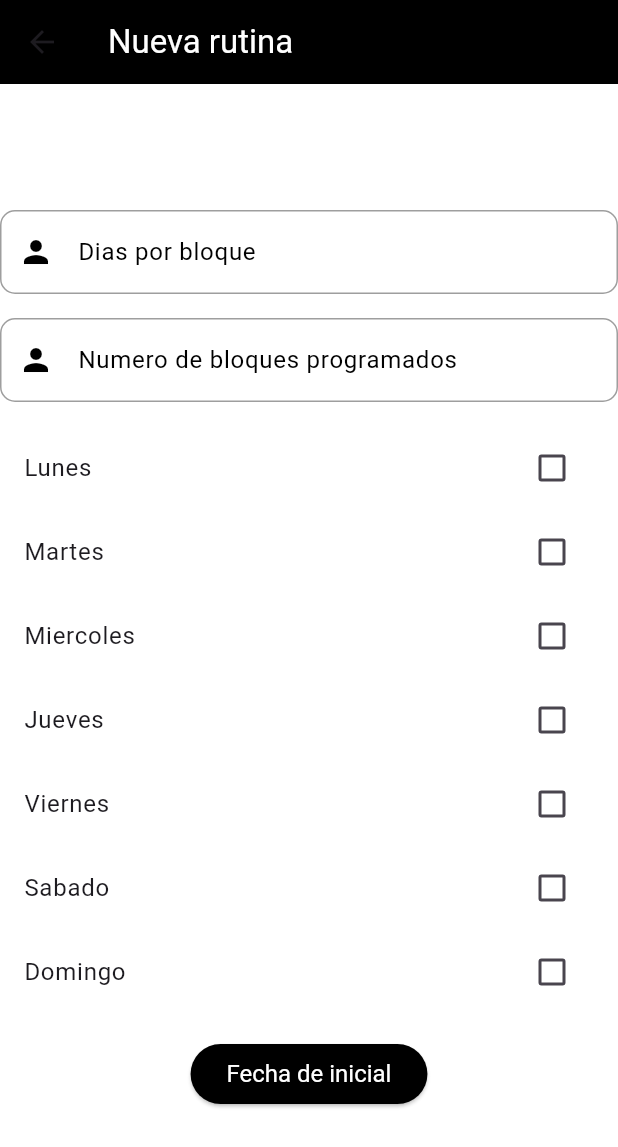
After one commit to edissonchamorroc/golden_age, a Flutter app: the CreateRoutinePage screen opened directly, on a phone screen of 412 x 824 dp. The commit adds this screen. Shown: the top 1147 px of the screen. Run offline on Flutter 3.47's test engine with Material 3 defaults, Android fonts, the phone set to English and light mode, and no system bars; our stand-ins replace firebase_auth, firebase_core, table_calendar; accounts and stored records are empty.

Commit message:
bosquejo de generar rutinas

```diff
--- /dev/null
+++ b/golden_age/lib/pages/create_routine_page.dart
@@ -0,0 +1,257 @@
+import 'package:flutter/material.dart';
+import 'package:intl/intl.dart';
+import 'package:table_calendar/table_calendar.dart';
+
+class CreateRoutinePage extends StatefulWidget {
+  const CreateRoutinePage({super.key});
+
+  @override
+  State<CreateRoutinePage> createState() => _CreateRoutinePageState();
+}
+
+class _CreateRoutinePageState extends State<CreateRoutinePage> {
+  final CalendarFormat _calendarFormat = CalendarFormat.month;
+  DateTime _data = DateTime.now();
+
+  String _dateConverter(DateTime newDate) {
+    final DateFormat formatter = DateFormat('yyyy-MM-dd');
+    final String dateFormatted = formatter.format(newDate);
+    return dateFormatted;
+  }
+
+  //funcion para mostrar el calendario
+  void _showSelectedDate() async {
+    final DateTime? newDate = await showDatePicker(
+      context: context,
+      locale: const Locale("es", "CO "),
+      initialDate: DateTime.now(),
+      firstDate: DateTime(1900, 1),
+      lastDate: DateTime.now(),
+      helpText: "Fecha de Inicio",
+      builder: (BuildContext context, Widget? child) {
+        return Theme(
+          data: ThemeData.light().copyWith(
+            primaryColor:
+                Colors.black, // Color principal (barra superior y selección)
+            colorScheme: ColorScheme.light(
+              primary: Colors.grey, // Color de los elementos seleccionados
+              onPrimary: Colors.white, // Color del texto en la barra superior
+              onSurface: Colors.black, // Color del texto de las fechas
+            ),
+            textButtonTheme: TextButtonThemeData(
+              style: TextButton.styleFrom(
+                foregroundColor: Colors
+                    .black, // Color de los botones de acción (Aceptar/Cancelar)
+              ),
+            ),
+          ),
+          child: child!,
+        );
+      },
+    );
+    if (newDate != null) {
+      setState(() {
+        _data = newDate;
+        buttonMsg = "Fecha de Inicio ${_dateConverter((_data))}";
+      });
+    }
+  }
+
+  final _bloquesProgramados = TextEditingController();
+  final _numeroDeDiasPorBloque = TextEditingController();
+
+  bool _lunes = false;
+  bool _martes = false;
+  bool _miercoles = false;
+  bool _jueves = false;
+  bool _viernes = false;
+  bool _sabado = false;
+  bool _domingo = false;
+
+  String buttonMsg = "Fecha de inicial";
+
+  @override
+  Widget build(BuildContext context) {
+    return Scaffold(
+      appBar: AppBar(
+        title: Text(
+          "Nueva rutina",
+          style: TextStyle(color: Colors.white),
+        ),
+        backgroundColor: Colors.black,
+      ),
+      body: Container(
+        color: Colors.white,
+        child: Center(
+          child: SingleChildScrollView(
+            child: Column(
+              mainAxisAlignment: MainAxisAlignment.center,
+              children: [
+                TextFormField(
+                  controller: _numeroDeDiasPorBloque,
+                  decoration: const InputDecoration(
+                    filled: true,
+                    fillColor: Colors.white,
+                    border: OutlineInputBorder(),
+                    labelText: "Dias por bloque",
+                    labelStyle: TextStyle(color: Colors.black),
+                    prefixIcon: Icon(Icons.person),
+                    prefixIconColor: Colors.black,
+                    enabledBorder: OutlineInputBorder(
+                      borderSide: BorderSide(
+                          color: Colors.grey,
+                          width: 1.0), // Borde cuando no está enfocado
+                      borderRadius: BorderRadius.all(Radius.circular(10.0)),
+                    ),
+                    focusedBorder: OutlineInputBorder(
+                      borderSide: BorderSide(
+                          color: Colors.grey,
+                          width: 2.0), // Borde cuando está enfocado
+                      borderRadius: BorderRadius.all(Radius.circular(10.0)),
+                    ),
+                  ),
+                  keyboardType: TextInputType.text,
+                ),
+                const SizedBox(
+                  height: 16.0,
+                ),
+                TextFormField(
+                  controller: _bloquesProgramados,
+                  decoration: const InputDecoration(
+                    filled: true,
+                    fillColor: Colors.white,
+                    border: OutlineInputBorder(),
+                    labelText: "Numero de bloques programados",
+                    labelStyle: TextStyle(color: Colors.black),
+                    prefixIcon: Icon(Icons.person),
+                    prefixIconColor: Colors.black,
+                    enabledBorder: OutlineInputBorder(
+                      borderSide: BorderSide(
+                          color: Colors.grey,
+                          width: 1.0), // Borde cuando no está enfocado
+                      borderRadius: BorderRadius.all(Radius.circular(10.0)),
+                    ),
+                    focusedBorder: OutlineInputBorder(
+                      borderSide: BorderSide(
+                          color: Colors.grey,
+                          width: 2.0), // Borde cuando está enfocado
+                      borderRadius: BorderRadius.all(Radius.circular(10.0)),
+                    ),
+                  ),
+                  keyboardType: TextInputType.text,
+                ),
+                const SizedBox(
+                  height: 16.0,
+                ),
+                CheckboxListTile(
+                    title: const Text("Lunes"),
+                    value: _lunes, //para extraer la información
+                    selected: _lunes, //Para cambiar el estado
+                    activeColor:
+                        Colors.black, // Color del checkbox cuando está marcado.
+                    onChanged: (bool? value) {
+                      //cuando doy click se ejecuta el setstate
+                      setState(() {
+                        _lunes =
+                            value!; //Cuando se presiona se cambia el estado de la variable
+                      });
+                    }),
+                CheckboxListTile(
+                    title: const Text("Martes"),
+                    value: _martes, //para extraer la información
+                    selected: _martes, //Para cambiar el estado
+                    activeColor:
+                        Colors.black, // Color del checkbox cuando está marcado.
+                    onChanged: (bool? value) {
+                      //cuando doy click se ejecuta el setstate
+                      setState(() {
+                        _martes =
+                            value!; //Cuando se presiona se cambia el estado de la variable
+                      });
+                    }),
+                CheckboxListTile(
+                    title: const Text("Miercoles"),
+                    value: _miercoles, //para extraer la información
+                    selected: _miercoles, //Para cambiar el estado
+                    activeColor:
+                        Colors.black, // Color del checkbox cuando está marcado.
+                    onChanged: (bool? value) {
+                      //cuando doy click se ejecuta el setstate
+                      setState(() {
+                        _miercoles =
+                            value!; //Cuando se presiona se cambia el estado de la variable
+                      });
+                    }),
+                CheckboxListTile(
+                    title: const Text("Jueves"),
+                    value: _jueves, //para extraer la información
+                    selected: _jueves, //Para cambiar el estado
+                    activeColor:
+                        Colors.black, // Color del checkbox cuando está marcado.
+                    onChanged: (bool? value) {
+                      //cuando doy click se ejecuta el setstate
+                      setState(() {
+                        _jueves =
+                            value!; //Cuando se presiona se cambia el estado de la variable
+                      });
+                    }),
+                CheckboxListTile(
+                    title: const Text("Viernes"),
+                    value: _viernes, //para extraer la información
+                    selected: _viernes, //Para cambiar el estado
+                    activeColor:
+                        Colors.black, // Color del checkbox cuando está marcado.
+                    onChanged: (bool? value) {
+                      //cuando doy click se ejecuta el setstate
+                      setState(() {
+                        _viernes =
+                            value!; //Cuando se presiona se cambia el estado de la variable
+                      });
+                    }),
+                CheckboxListTile(
+                    title: const Text("Sabado"),
+                    value: _sabado, //para extraer la información
+                    selected: _sabado, //Para cambiar el estado
+                    activeColor:
+                        Colors.black, // Color del checkbox cuando está marcado.
+                    onChanged: (bool? value) {
+                      //cuando doy click se ejecuta el setstate
+                      setState(() {
+                        _sabado =
+                            value!; //Cuando se presiona se cambia el estado de la variable
+                      });
+                    }),
+                CheckboxListTile(
+                    title: const Text("Domingo"),
+                    value: _domingo, //para extraer la información
+                    selected: _domingo, //Para cambiar el estado
+                    activeColor:
+                        Colors.black, // Color del checkbox cuando está marcado.
+                    onChanged: (bool? value) {
+                      //cuando doy click se ejecuta el setstate
+                      setState(() {
+                        _domingo =
+                            value!; //Cuando se presiona se cambia el estado de la variable
+                      });
+                    }),
+                const SizedBox(
+                  height: 16,
+                ),
+                ElevatedButton(
+                    style: TextButton.styleFrom(
+                        textStyle:
+                            const TextStyle(fontSize: 16, color: Colors.white),
+                        backgroundColor: Colors.black,
+                        foregroundColor: Colors.white),
+                    child: Text(buttonMsg),
+                    onPressed: () {
+                      _showSelectedDate();
+                    }),
+              ],
+            ),
+          ),
+        ),
+      ),
+    );
+  }
+}
--- a/golden_age/lib/pages/login_pages.dart
+++ b/golden_age/lib/pages/login_pages.dart
@@ -1,6 +1,5 @@
 import 'package:flutter/material.dart';
 import 'package:golden_age/pages/register_page.dart';
-import 'package:golden_age/pages/splash_page.dart';
 import 'package:golden_age/pages/navigation_bar_page.dart';
 import 'package:golden_age/repository/firebase_api.dart';
 
@@ -25,6 +24,11 @@ class _LoginPageState extends State<LoginPage> {
   }
 
   Future<void> _onLoginButtonClicked() async {
+    // Validar si los campos están vacíos
+    if (_email.text.isEmpty || _password.text.isEmpty) {
+      _showMessage('Por favor, ingrese su correo electrónico y contraseña');
+      return;
+    }
     final result = await _firebaseApi.signInUser(_email.text, _password.text);
     if (result == 'invalid-email') {
       _showMessage('El correo electrónico está mal escrito');
--- a/golden_age/lib/pages/rutina_page.dart
+++ b/golden_age/lib/pages/rutina_page.dart
@@ -1,5 +1,6 @@
 import 'package:flutter/material.dart';
 import 'package:table_calendar/table_calendar.dart';
+import 'create_routine_page.dart';
 
 class RutinaPage extends StatefulWidget {
   const RutinaPage({super.key});
@@ -9,9 +10,31 @@ class RutinaPage extends StatefulWidget {
 }
 
 class _RutinaPageState extends State<RutinaPage> {
-  CalendarFormat _calendarFormat = CalendarFormat.month;
+  final CalendarFormat _calendarFormat = CalendarFormat.month;
   DateTime _focusedDay = DateTime.now();
   DateTime? _selectedDay;
+
+  // Función para manejar las opciones seleccionadas en el menú desplegable.
+  void _handleMenuOption(String option) {
+    switch (option) {
+      case 'Generar rutina automática':
+        // Acción para generar una rutina automática.
+        print('Generar rutina automática');
+        break;
+      case 'Crear nueva rutina':
+        // Acción para crear una nueva rutina.
+        Navigator.push(
+          context,
+          MaterialPageRoute(builder: (context) => CreateRoutinePage()),
+        );
+        break;
+      case 'Modificar rutina actual':
+        // Acción para modificar la rutina actual.
+        print('Modificar rutina actual');
+        break;
+    }
+  }
+
   @override
   Widget build(BuildContext context) {
     return Scaffold(
@@ -21,6 +44,28 @@ class _RutinaPageState extends State<RutinaPage> {
           style: TextStyle(color: Colors.white),
         ),
         backgroundColor: Colors.black,
+        // Menú desplegable en la parte superior derecha del AppBar.
+        actions: [
+          PopupMenuButton<String>(
+            icon: Icon(Icons.menu, color: Colors.white), // Ícono del menú.
+            onSelected: _handleMenuOption, // Acción al seleccionar una opción.
+            itemBuilder: (BuildContext context) => [
+              PopupMenuItem(
+                value:
+                    'Generar rutina automática', // Identificador de la opción.
+                child: Text('Generar rutina automática'), // Texto mostrado.
+              ),
+              PopupMenuItem(
+                value: 'Crear nueva rutina', // Identificador de la opción.
+                child: Text('Crear nueva rutina'), // Texto mostrado.
+              ),
+              PopupMenuItem(
+                value: 'Modificar rutina actual', // Identificador de la opción.
+                child: Text('Modificar rutina actual'), // Texto mostrado.
+              ),
+            ],
+          ),
+        ],
       ),
       body: Container(
           color: Colors.black,
```
Also changed, not shown: golden_age/lib/main.dart (+4 -3 lines).
